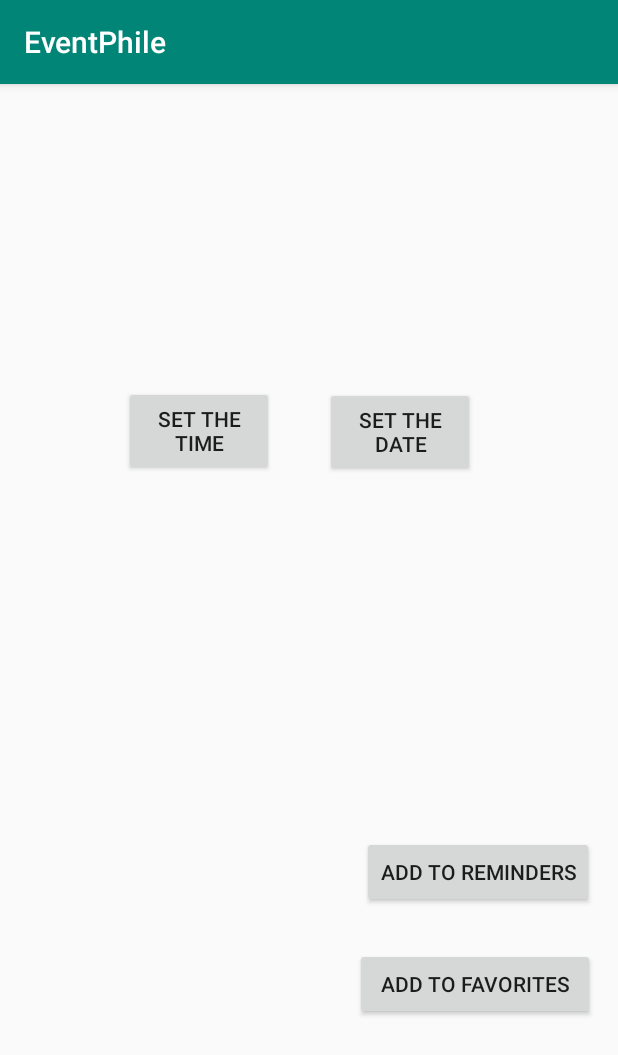
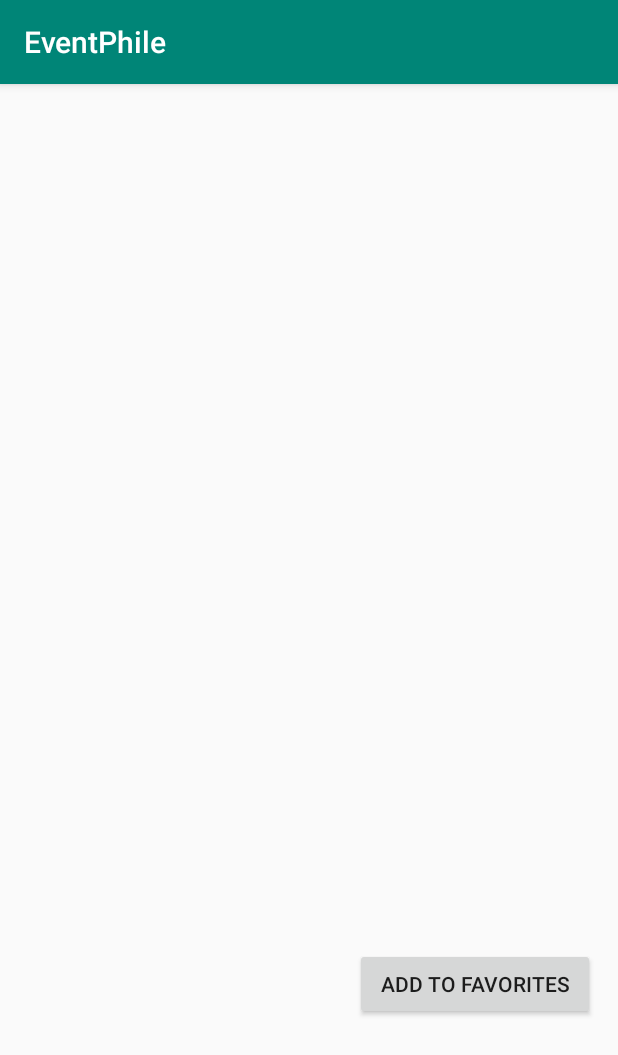
Before and after one commit to agpai2/EventPhile, an Android app: the NotificationActivity screen opened directly, with no data from a screen before it, on a phone screen of 412 x 824 dp. Shown: the top 1055 px of the screen. Run offline under Robolectric (Android 15) with nearby library versions, the light colour scheme and no system bars.

Commit message:
Close to Finish

```diff
--- a/app/src/main/java/com/example/eventphile/CalenderActivity.java
+++ b/app/src/main/java/com/example/eventphile/CalenderActivity.java
@@ -13,9 +13,11 @@ import com.google.android.gms.common.util.Strings;
 
 import java.util.ArrayList;
 
+import static com.example.eventphile.Global.strings;
+
 public class CalenderActivity extends AppCompatActivity {
 
-    private ArrayList<String> strings = new ArrayList<>();
+    //private ArrayList<String> strings = new ArrayList<>();
 
     @Override
     protected void onCreate(Bundle savedInstanceState) {
@@ -26,7 +28,7 @@ public class CalenderActivity extends AppCompatActivity {
         //reminders.removeAllViews();
         //View myChunk = getLayoutInflater().inflate(R.layout.chunk_reminders, reminders, false );
 
-        strings = getIntent().getStringArrayListExtra("eventName");
+        //strings = getIntent().getStringArrayListExtra("eventName");
 
         TextView eventNames = findViewById(R.id.eventNames);
         //TextView date = myChunk.findViewById(R.id.date);
--- /dev/null
+++ b/app/src/main/java/com/example/eventphile/Global.java
@@ -0,0 +1,7 @@
+package com.example.eventphile;
+
+import java.util.ArrayList;
+
+public class Global {
+    public static ArrayList<String> strings = new ArrayList<>();
+}
--- a/app/src/main/java/com/example/eventphile/MainActivity.java
+++ b/app/src/main/java/com/example/eventphile/MainActivity.java
@@ -33,7 +33,7 @@ public final class MainActivity extends AppCompatActivity {
         //private void createNotificationChannel() {
             // Create the NotificationChannel, but only on API 26+ because
             // the NotificationChannel class is new and not in the support library
-            if (Build.VERSION.SDK_INT >= Build.VERSION_CODES.O) {
+            /*if (Build.VERSION.SDK_INT >= Build.VERSION_CODES.O) {
                 CharSequence name = getString(R.string.channel_name);
                 String description = getString(R.string.channel_description);
                 int importance = NotificationManager.IMPORTANCE_DEFAULT;
@@ -43,7 +43,7 @@ public final class MainActivity extends AppCompatActivity {
                 // or other notification behaviors after this
                 NotificationManager notificationManager = getSystemService(NotificationManager.class);
                 notificationManager.createNotificationChannel(channel);
-            }
+            }*/
         //}
 
         Typeface typeface;
@@ -93,8 +93,8 @@ public final class MainActivity extends AppCompatActivity {
                     public void run() {
                         background.setBackgroundResource(backgroundImages[new Random().nextInt(6)]);
                     }
-                }, 2500);
+                }, 2000);
             }
-        }, 0, 2500);
+        }, 0, 2000);
     }
 }
--- a/app/src/main/java/com/example/eventphile/NotificationActivity.java
+++ b/app/src/main/java/com/example/eventphile/NotificationActivity.java
@@ -12,22 +12,16 @@ import android.app.PendingIntent;
 import android.app.TimePickerDialog;
 import android.content.Context;
 import android.content.Intent;
-import android.media.RingtoneManager;
 import android.os.Bundle;
-import android.view.View;
 import android.widget.Button;
 import android.widget.DatePicker;
-import android.widget.Switch;
 import android.widget.TextView;
 import android.widget.TimePicker;
 
-import com.google.android.material.floatingactionbutton.FloatingActionButton;
+import java.text.DateFormat;
+import java.util.Calendar;
 
-import java.text.DateFormat;
-import java.util.ArrayList;
-import java.util.Calendar;
-import java.util.Locale;
-import java.util.TimeZone;
+import static com.example.eventphile.Global.strings;
 
 @SuppressWarnings("deprecation")
 public class NotificationActivity extends AppCompatActivity implements DatePickerDialog.OnDateSetListener, TimePickerDialog.OnTimeSetListener {
@@ -36,7 +30,7 @@ public class NotificationActivity extends AppCompatActivity implements DatePicke
     private NotificationCompat.Builder builder;
     private NotificationManager manager;
     private java.util.Date date;
-    private ArrayList<String> strings = new ArrayList<>();
+    //private ArrayList<String> strings = new ArrayList<>();
 
     @Override
     protected void onCreate(Bundle savedInstanceState) {
@@ -47,7 +41,7 @@ public class NotificationActivity extends AppCompatActivity implements DatePicke
         name = getIntent().getStringExtra("nameCheck"); //check this again
         eventname.setText(name);
 
-        Button button = findViewById(R.id.addReminder);
+        /*Button button = findViewById(R.id.addReminder);
         button.setOnClickListener(unused -> {
             notification(name);
 
@@ -66,19 +60,19 @@ public class NotificationActivity extends AppCompatActivity implements DatePicke
             DialogFragment dateFragment = new DatePickerFragment();
             dateFragment.show(getSupportFragmentManager(), "datePicker");
             //java.util.Date date = getDateFromDatePicker();
-        });
+        });*/
 
         Button favorite = findViewById(R.id.favorite);
         favorite.setOnClickListener(unused -> {
             Intent intent = new Intent(this, CalenderActivity.class);
             strings.add(name);
-            intent.putExtra("eventName", strings);
+            //intent.putExtra("eventName", strings);
             startActivity(intent);
         });
 
     }
 
-    protected void notification(String name) {
+    /*protected void notification(String name) {
 
         builder = new NotificationCompat.Builder(this, "myFoot")
                 .setSmallIcon(R.drawable.appicon)
@@ -96,7 +90,7 @@ public class NotificationActivity extends AppCompatActivity implements DatePicke
 
         notificationManager.notify(1, builder.build());
 
-    }
+    }*/
 
     /*public static java.util.Date getDateFromDatePicker(DatePicker datePicker){
         int day = datePicker.getDayOfMonth();
--- a/app/src/main/res/layout/activity_notification.xml
+++ b/app/src/main/res/layout/activity_notification.xml
@@ -15,39 +15,6 @@
         android:layout_marginStart="91dp"
         android:layout_marginLeft="45dp"
         android:layout_marginTop="20dp" />
-
-    <Button
-        android:id="@+id/addReminder"
-        android:layout_width="wrap_content"
-        android:layout_height="wrap_content"
-        android:layout_alignParentTop="true"
-        android:layout_alignParentEnd="true"
-        android:layout_centerHorizontal="true"
-        android:layout_marginTop="501dp"
-        android:layout_marginEnd="16dp"
-        android:text="Add to Reminders" />
-
-    <Button
-        android:id="@+id/setTime"
-        android:layout_width="100dp"
-        android:layout_height="60dp"
-        android:layout_alignParentTop="true"
-        android:layout_alignParentEnd="true"
-        android:layout_alignParentRight="true"
-        android:layout_marginTop="201dp"
-        android:layout_marginEnd="229dp"
-        android:layout_marginRight="229dp"
-        android:text="Set the Time" />
-
-    <Button
-        android:id="@+id/setDate"
-        android:layout_width="100dp"
-        android:layout_height="60dp"
-        android:layout_alignParentTop="true"
-        android:layout_alignParentEnd="true"
-        android:layout_marginTop="202dp"
-        android:layout_marginEnd="95dp"
-        android:text="Set the Date" />
 
     <TextView
         android:id="@+id/date"
```
